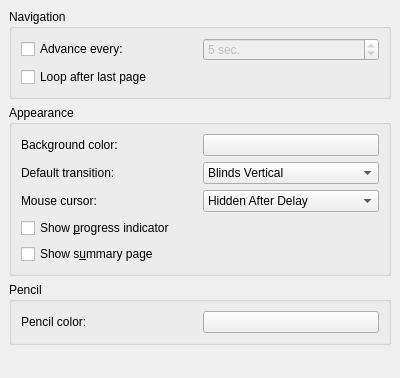
Qt form conf/dlgpresentationbase.ui (KDE/okular) before a commit.
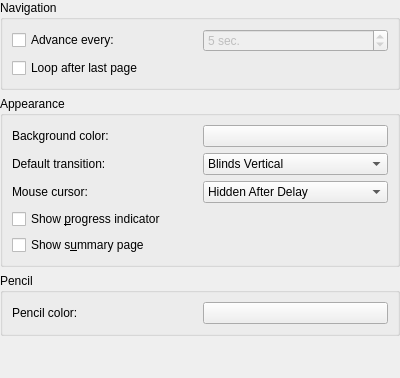
The same form after that commit. Custom widgets are drawn as their Qt base class.

Commit message: SVN_SILENT no margin, like the other pages

```diff
--- a/conf/dlgpresentationbase.ui
+++ b/conf/dlgpresentationbase.ui
@@ -11,7 +11,7 @@
   </property>
   <layout class="QVBoxLayout" >
    <property name="margin" >
-    <number>9</number>
+    <number>0</number>
    </property>
    <property name="spacing" >
     <number>6</number>
```
